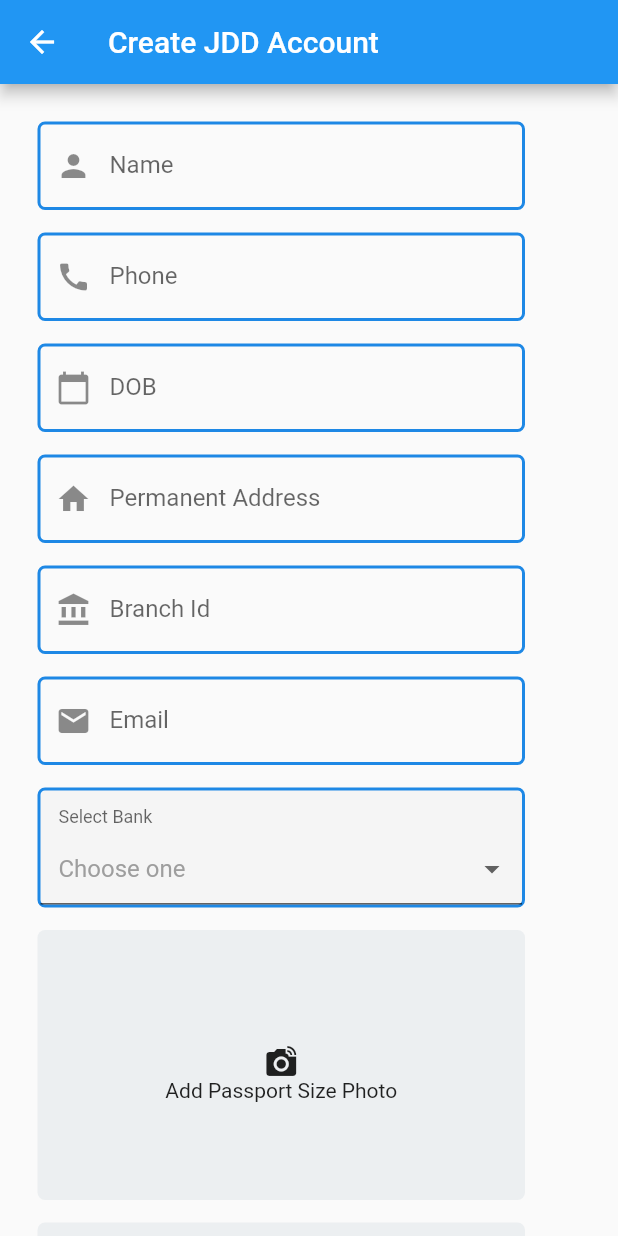
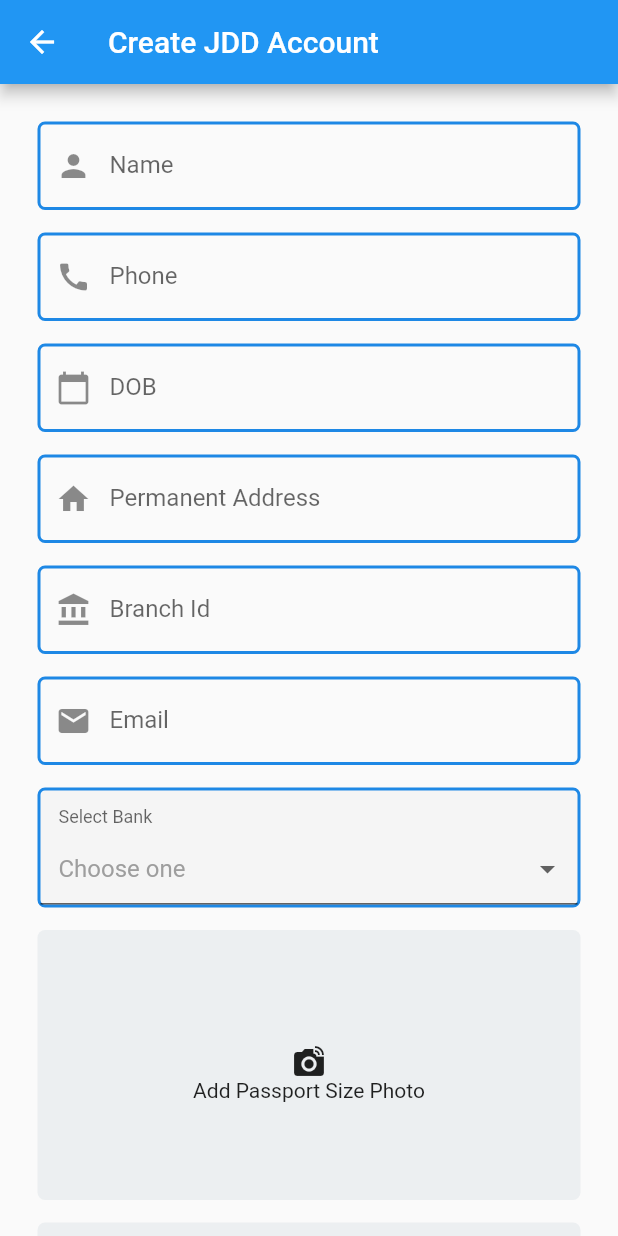
Before and after one commit to JanDhan2-0/MobileApp, a Flutter app: the HomeScreen1 screen opened by its route, on a phone screen of 412 x 824 dp. Run offline on Flutter 3.47's test engine with Material 2 defaults, Android fonts, the phone set to English and light mode, and no system bars; drawn by our look-alikes of dropdown_formfield; our stand-ins replace cloud_firestore, firebase_storage, flutter_rating_bar, flutter_svg, geolocator, google_maps_flutter and 2 more; missing offline and left inert: google_map_location_picker; accounts and stored records are empty.

Commit message:
Minor UI changes

```diff
--- a/lib/screens/bankUploads.dart
+++ b/lib/screens/bankUploads.dart
@@ -165,7 +165,7 @@ class MyCustomFormState extends State<MyCustomForm> {
         child: Form(
             key: _formKey,
             child: Container(
-              width: 375.0,
+              width: MediaQuery.of(context).size.width,
               padding: EdgeInsets.all(25.0),
               child: Column(
                 mainAxisAlignment: MainAxisAlignment.center,
@@ -399,7 +399,7 @@ class MyCustomFormState extends State<MyCustomForm> {
                                   )
                                 : Container(
                                     height: 180,
-                                    width: 375,
+                                    width: MediaQuery.of(context).size.width,
                                     decoration: BoxDecoration(
                                         color: Colors.blueGrey[50],
                                         borderRadius: BorderRadius.all(
@@ -425,7 +425,7 @@ class MyCustomFormState extends State<MyCustomForm> {
                                   )
                                 : Container(
                                     height: 180,
-                                    width: 375,
+                                    width: MediaQuery.of(context).size.width,
                                     decoration: BoxDecoration(
                                         color: Colors.blueGrey[50],
                                         borderRadius: BorderRadius.all(
@@ -451,7 +451,7 @@ class MyCustomFormState extends State<MyCustomForm> {
                                   )
                                 : Container(
                                     height: 180,
-                                    width: 375,
+                                    width: MediaQuery.of(context).size.width,
                                     decoration: BoxDecoration(
                                         color: Colors.blueGrey[50],
                                         borderRadius: BorderRadius.all(
--- a/lib/screens/feedbackScreen.dart
+++ b/lib/screens/feedbackScreen.dart
@@ -119,7 +119,7 @@ class _FeedbackScreenState extends State<FeedbackScreen> {
               child: Form(
                   key: _formKey,
                   child: Container(
-                    width: 375.0,
+                    width: MediaQuery.of(context).size.width,
                     padding: EdgeInsets.all(25.0),
                     child: Column(
                       mainAxisAlignment: MainAxisAlignment.center,
@@ -406,7 +406,7 @@ class _FeedbackScreenState extends State<FeedbackScreen> {
                           height: 20.0,
                         ),
                         Container(
-                          width: 375.0,
+                          width: MediaQuery.of(context).size.width,
                           child: MaterialButton(
                             height: 49.0,
                             color: Theme.of(context).primaryColor,
--- a/lib/screens/missingScreen.dart
+++ b/lib/screens/missingScreen.dart
@@ -93,7 +93,7 @@ class _MissingScreenState extends State<MissingScreen> {
               child: Form(
                   key: _formKey,
                   child: Container(
-                    width: 375,
+                    width: MediaQuery.of(context).size.width,
                     padding: EdgeInsets.all(25.0),
                     child: Column(
                       mainAxisAlignment: MainAxisAlignment.center,
@@ -277,7 +277,7 @@ class _MissingScreenState extends State<MissingScreen> {
                           height: 15.0,
                         ),
                         Container(
-                          width: 375.0,
+                          width: MediaQuery.of(context).size.width,
                           child: MaterialButton(
                             height: 49.0,
                             color: Theme.of(context).primaryColor,
--- a/lib/screens/requestScreen.dart
+++ b/lib/screens/requestScreen.dart
@@ -94,7 +94,7 @@ class _RequestScreenState extends State<RequestScreen> {
                   key: _formKey,
                   child: Container(
                     padding: EdgeInsets.all(25.0),
-                    width: 375.0,
+                    width: MediaQuery.of(context).size.width,
                     child: Column(
                       mainAxisAlignment: MainAxisAlignment.center,
                       mainAxisSize: MainAxisSize.min,
```
Also changed, not shown: lib/main.dart (+8 -6 lines).
